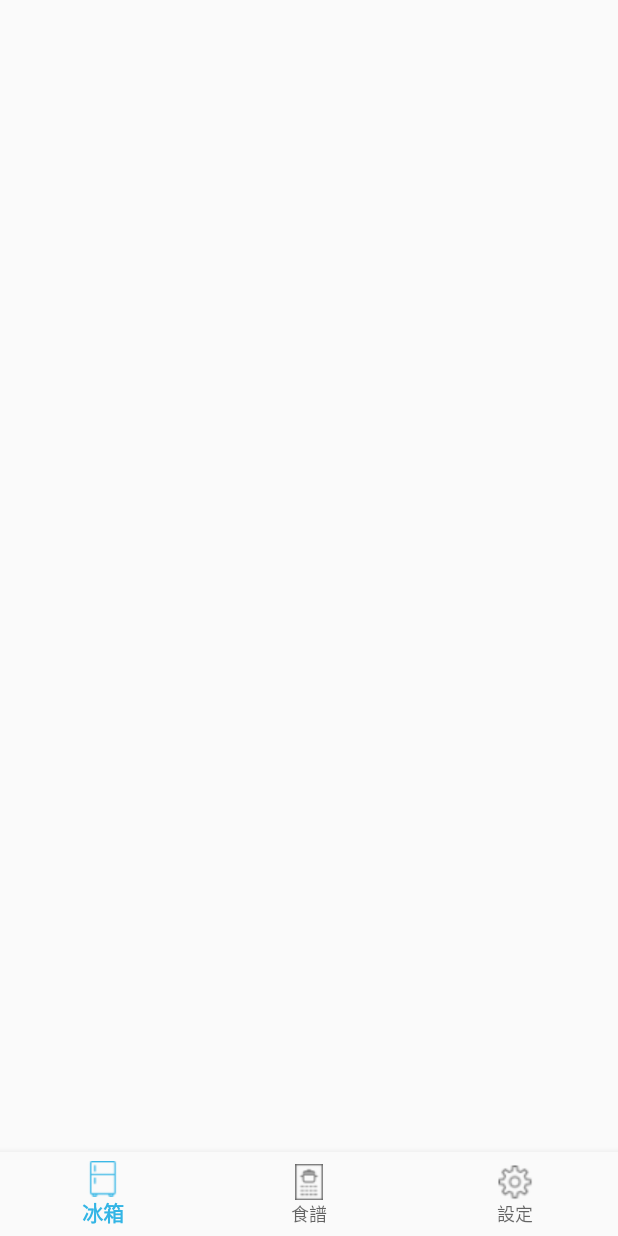
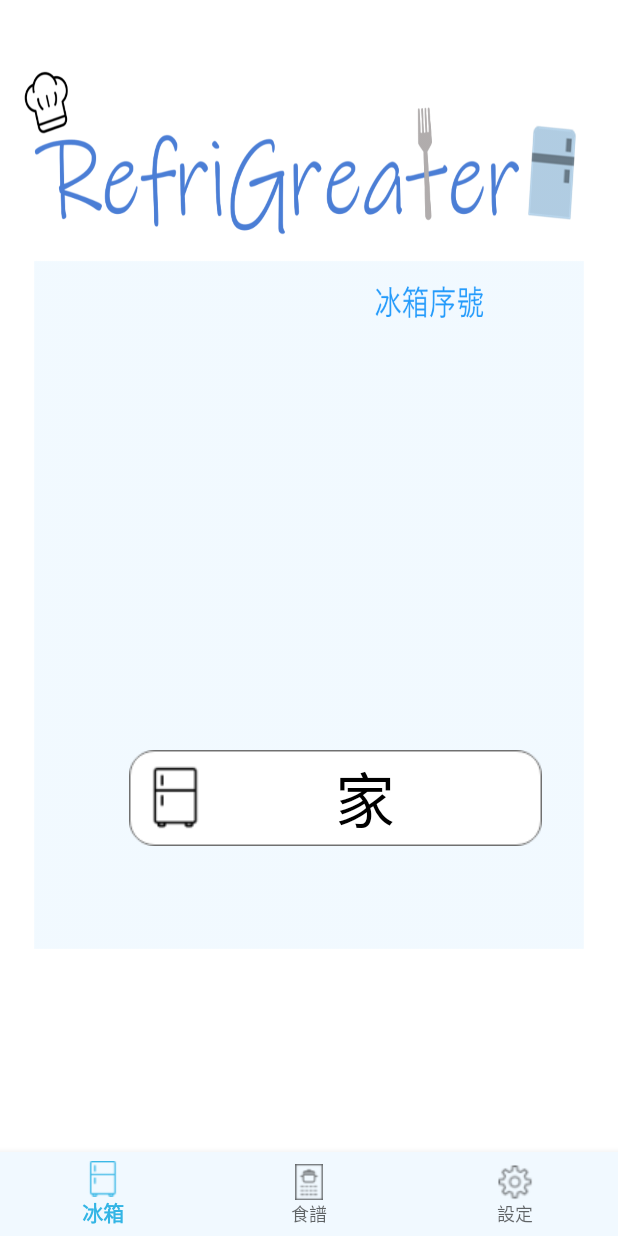
Before and after one commit to scl971009/HCI-team07-RefriGreater, an Android app: the screen it shows after launch (MainActivity), on a phone screen of 412 x 824 dp. Before the commit the screen is almost empty. Run offline under Robolectric (Android 15) with nearby library versions, the phone set to English and light mode, and no system bars.

Commit message:
choose fridge without pattern of bottom navigation bar

```diff
--- a/app/src/main/AndroidManifest.xml
+++ b/app/src/main/AndroidManifest.xml
@@ -9,9 +9,10 @@
         android:roundIcon="@mipmap/ic_launcher_round"
         android:supportsRtl="true"
         android:theme="@style/AppTheme">
+        <activity android:name=".SeeFood"></activity>
         <activity
             android:name=".toolbar"
-            android:label="@string/title_activity_toolbar"></activity>
+            android:label="@string/title_activity_toolbar" />
         <activity android:name=".MainActivity">
             <intent-filter>
                 <action android:name="android.intent.action.MAIN" />
--- a/app/src/main/java/com/example/refrigreater/MainActivity.java
+++ b/app/src/main/java/com/example/refrigreater/MainActivity.java
@@ -1,12 +1,47 @@
 package com.example.refrigreater;
 
 import android.app.Activity;
+import android.content.Intent;
 import android.os.Bundle;
+import android.view.View;
+import android.widget.Button;
+import android.widget.TextView;
+import android.widget.ToggleButton;
 
 public class MainActivity extends Activity {
+
     @Override
     protected void onCreate(Bundle savedInstanceState) {
         super.onCreate(savedInstanceState);
         setContentView(R.layout.activity_toolbar);
+
+        TextView text_id = (TextView) findViewById(R.id.textid);
+        ToggleButton togglebutton = (ToggleButton) findViewById(R.id.toggle_button);
+
+        togglebutton.setChecked(false);
+
+        Button seefoodBtn = (Button)findViewById(R.id.btnfridge);
+        seefoodBtn.setOnClickListener(new View.OnClickListener() {
+            @Override
+            public void onClick(View v) {
+                Intent intent = new Intent();
+                intent.setClass(MainActivity.this  , SeeFood.class);
+                startActivity(intent);
+            }
+        });
+    }
+
+
+
+    public void onTargetClick(View view){
+        TextView text_id = (TextView) findViewById(R.id.textid);
+        ToggleButton togglebutton = (ToggleButton) findViewById(R.id.toggle_button);
+        ToggleButton toggleButton = (ToggleButton) view;
+        if(togglebutton.isChecked()){
+            text_id.setVisibility(View.VISIBLE);
+        }
+        else{
+            text_id.setVisibility(View.GONE);
+        }
     }
 }
--- /dev/null
+++ b/app/src/main/java/com/example/refrigreater/SeeFood.java
@@ -0,0 +1,13 @@
+package com.example.refrigreater;
+
+import android.support.v7.app.AppCompatActivity;
+import android.os.Bundle;
+
+public class SeeFood extends AppCompatActivity {
+
+    @Override
+    protected void onCreate(Bundle savedInstanceState) {
+        super.onCreate(savedInstanceState);
+        setContentView(R.layout.activity_see_food);
+    }
+}
--- a/app/src/main/java/com/example/refrigreater/toolbar.java
+++ b/app/src/main/java/com/example/refrigreater/toolbar.java
@@ -35,7 +35,6 @@ public class toolbar extends Activity {
     protected void onCreate(Bundle savedInstanceState) {
         super.onCreate(savedInstanceState);
         setContentView(R.layout.activity_toolbar);
-
         mTextMessage = (TextView) findViewById(R.id.message);
         BottomNavigationView navigation = (BottomNavigationView) findViewById(R.id.navigation);
         navigation.setOnNavigationItemSelectedListener(mOnNavigationItemSelectedListener);
--- /dev/null
+++ b/app/src/main/res/drawable/toggle_selector.xml
@@ -0,0 +1,5 @@
+<?xml version="1.0" encoding="utf-8"?>
+<selector xmlns:android="http://schemas.android.com/apk/res/android">
+    <item android:state_checked="true" android:drawable="@drawable/toggleon" />
+    <item android:state_checked="false" android:drawable="@drawable/toggleoff" />
+</selector>
--- /dev/null
+++ b/app/src/main/res/layout/activity_see_food.xml
@@ -0,0 +1,9 @@
+<?xml version="1.0" encoding="utf-8"?>
+<android.support.constraint.ConstraintLayout xmlns:android="http://schemas.android.com/apk/res/android"
+    xmlns:app="http://schemas.android.com/apk/res-auto"
+    xmlns:tools="http://schemas.android.com/tools"
+    android:layout_width="match_parent"
+    android:layout_height="match_parent"
+    tools:context=".SeeFood">
+
+</android.support.constraint.ConstraintLayout>
--- a/app/src/main/res/layout/activity_toolbar.xml
+++ b/app/src/main/res/layout/activity_toolbar.xml
@@ -5,7 +5,53 @@
     android:id="@+id/container"
     android:layout_width="match_parent"
     android:layout_height="match_parent"
+    android:background="@drawable/mainfridge"
     tools:context=".toolbar">
+
+    <Button
+        android:id="@+id/btnleft"
+        android:layout_width="wrap_content"
+        android:layout_height="wrap_content"
+        android:layout_marginStart="129px"
+        android:layout_marginTop="1350px"
+        android:background="@drawable/mainbutton"
+        android:gravity="center"
+        android:src="@drawable/mainbutton"
+        android:text="@string/mainbuttonleft"
+        android:textColor="#fff"
+        android:textSize="14sp"
+        app:layout_constraintStart_toStartOf="parent"
+        app:layout_constraintTop_toTopOf="parent" />
+
+    <Button
+        android:id="@+id/btnright"
+        android:layout_width="wrap_content"
+        android:layout_height="wrap_content"
+        android:layout_marginStart="594px"
+        android:layout_marginTop="1350px"
+        android:background="@drawable/mainbutton"
+        android:gravity="center"
+        android:src="@drawable/mainbutton"
+        android:text="@string/mainbuttonright"
+        android:textColor="#fff"
+        android:textSize="14sp"
+        app:layout_constraintStart_toStartOf="parent"
+        app:layout_constraintTop_toTopOf="parent" />
+
+    <Button
+        android:id="@+id/btnfridge"
+        android:layout_width="wrap_content"
+        android:layout_height="wrap_content"
+        android:layout_marginStart="129px"
+        android:layout_marginTop="750px"
+        android:background="@drawable/fridgebotton"
+        android:gravity="center"
+        android:src="@drawable/fridgebotton"
+        android:text="@string/fridge1"
+        android:textColor="@android:color/black"
+        android:textSize="40sp"
+        app:layout_constraintStart_toStartOf="parent"
+        app:layout_constraintTop_toTopOf="parent" />
 
     <android.support.design.widget.BottomNavigationView
         android:id="@+id/navigation"
@@ -17,6 +63,32 @@
         app:layout_constraintBottom_toBottomOf="parent"
         app:layout_constraintLeft_toLeftOf="parent"
         app:layout_constraintRight_toRightOf="parent"
+        app:itemBackground="@color/toolbar"
         app:menu="@menu/navigation" />
 
+    <ToggleButton
+        android:id="@+id/toggle_button"
+        android:textOff=""
+        android:textOn=""
+        android:layout_width="90px"
+        android:layout_height="54px"
+        android:layout_marginStart="870px"
+        android:layout_marginTop="393px"
+        android:background="@drawable/toggle_selector"
+        android:onClick="onTargetClick"
+        app:layout_constraintStart_toStartOf="parent"
+        app:layout_constraintTop_toTopOf="parent" />
+
+    <TextView
+        android:id="@+id/textid"
+        android:visibility="gone"
+        android:layout_width="wrap_content"
+        android:layout_height="wrap_content"
+        android:layout_marginStart="123dp"
+        android:layout_marginTop="313dp"
+        android:text="@string/id1"
+        android:textSize="20sp"
+        app:layout_constraintStart_toStartOf="parent"
+        app:layout_constraintTop_toTopOf="parent" />
+
 </android.support.constraint.ConstraintLayout>
--- a/app/src/main/res/values/colors.xml
+++ b/app/src/main/res/values/colors.xml
@@ -3,4 +3,5 @@
     <color name="colorPrimary">#008577</color>
     <color name="colorPrimaryDark">#00574B</color>
     <color name="colorAccent">#D81B60</color>
+    <color name="toolbar">#F1F9FF</color>
 </resources>
--- a/app/src/main/res/values/strings.xml
+++ b/app/src/main/res/values/strings.xml
@@ -6,7 +6,6 @@
     <string name="toolbarrecipe">食譜</string>
     <string name="toolbarsetting">設定</string>
     <string name="title_activity_toolbar">toolbar</string>
-    <string name="title_home">Home</string>
-    <string name="title_dashboard">Dashboard</string>
-    <string name="title_notifications">Notifications</string>
+    <string name="fridge1">　家</string>
+    <string name="id1">ID: 1234567</string>
 </resources>
```
Also changed, not shown: app/src/main/res/drawable-v24/fridgebotton.png (added), app/src/main/res/drawable-v24/toggleoff.png (added), app/src/main/res/drawable-v24/toggleon.png (added), 2 other files.
